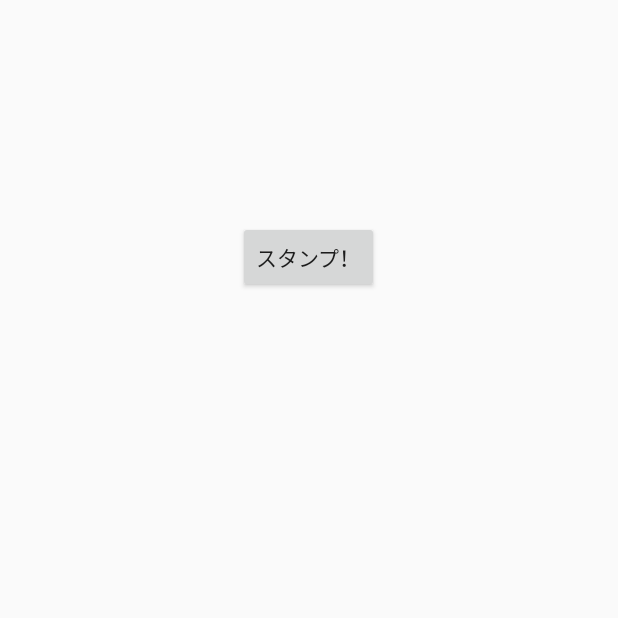
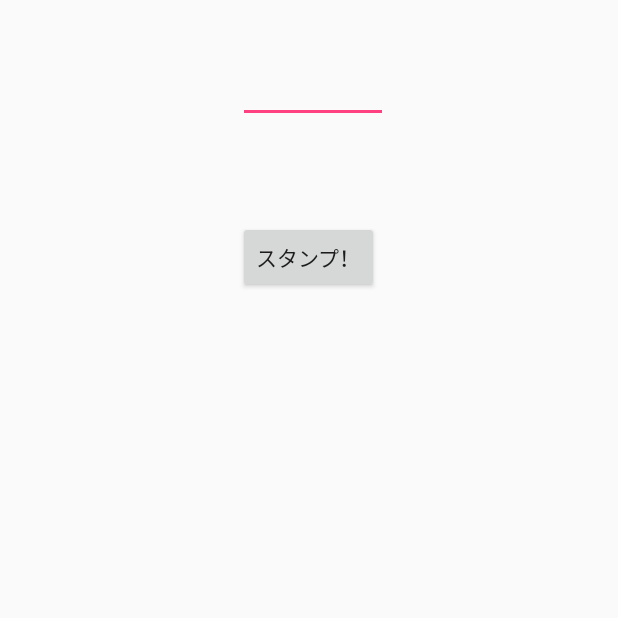
Before and after one commit to a-nagaoka/Timer, an Android app: the screen it shows after launch (MainActivity), on a phone screen of 412 x 824 dp, the part 403-1021 px from its top. Run offline under Robolectric (Android 15) with nearby library versions, the light colour scheme and no system bars.

```diff
--- a/StampApplication/app/src/main/java/com/example/yoshizawa/stampapplication/MainActivity.java
+++ b/StampApplication/app/src/main/java/com/example/yoshizawa/stampapplication/MainActivity.java
@@ -15,6 +15,7 @@ public class MainActivity extends AppCompatActivity {
 
     public void onStampButtonTapped(View view){
         Intent intent = new Intent(this,StampActivity.class);
+        intent.putExtra("ID",view.getId());
         startActivity(intent);
     }
 }
--- a/StampApplication/app/src/main/java/com/example/yoshizawa/stampapplication/StampAdapter.java
+++ b/StampApplication/app/src/main/java/com/example/yoshizawa/stampapplication/StampAdapter.java
@@ -34,7 +34,6 @@ import io.realm.RealmResults;
             viewHolder = (ViewHolder)convertView.getTag();
         }
 
-        StampCard stampCard = realmResults.get(position);
         viewHolder.imageView.setImageResource(R.drawable.good3);
 
 
--- a/StampApplication/app/src/main/res/layout/activity_main.xml
+++ b/StampApplication/app/src/main/res/layout/activity_main.xml
@@ -7,7 +7,17 @@
     android:paddingLeft="@dimen/activity_horizontal_margin"
     android:paddingRight="@dimen/activity_horizontal_margin"
     android:paddingTop="@dimen/activity_vertical_margin"
-    tools:context="com.example.yoshizawa.stampapplication.MainActivity">
+    tools:context=".MainActivity">
+
+    <EditText
+        android:layout_width="100dp"
+        android:layout_height="50dp"
+        android:id="@+id/inputId"
+        android:inputType="number"
+        android:layout_above="@+id/button"
+        android:layout_alignLeft="@+id/button"
+        android:layout_alignStart="@+id/button"
+        android:layout_marginBottom="65dp" />
 
     <Button
         android:layout_width="wrap_content"
@@ -17,4 +27,5 @@
         android:onClick="onStampButtonTapped"
         android:layout_centerVertical="true"
         android:layout_centerHorizontal="true" />
+
 </RelativeLayout>
```
Also changed, not shown: StampApplication/app/src/main/java/com/example/yoshizawa/stampapplication/CustomDialog.java (+8 -1 lines), StampApplication/app/src/main/java/com/example/yoshizawa/stampapplication/StampActivity.java (+33 -12 lines), StampApplication/app/src/main/res/layout/activity_stamp.xml (+11 -2 lines), StampApplication/app/src/main/res/drawable/donut.gif (added), StampApplication/app/src/main/res/drawable/eclair.gif (added), StampApplication/app/src/main/res/drawable/hanamaru.png (deleted), StampApplication/app/src/main/res/drawable/music.gif (added), StampApplication/app/src/main/res/drawable/onigiri.png (deleted).
